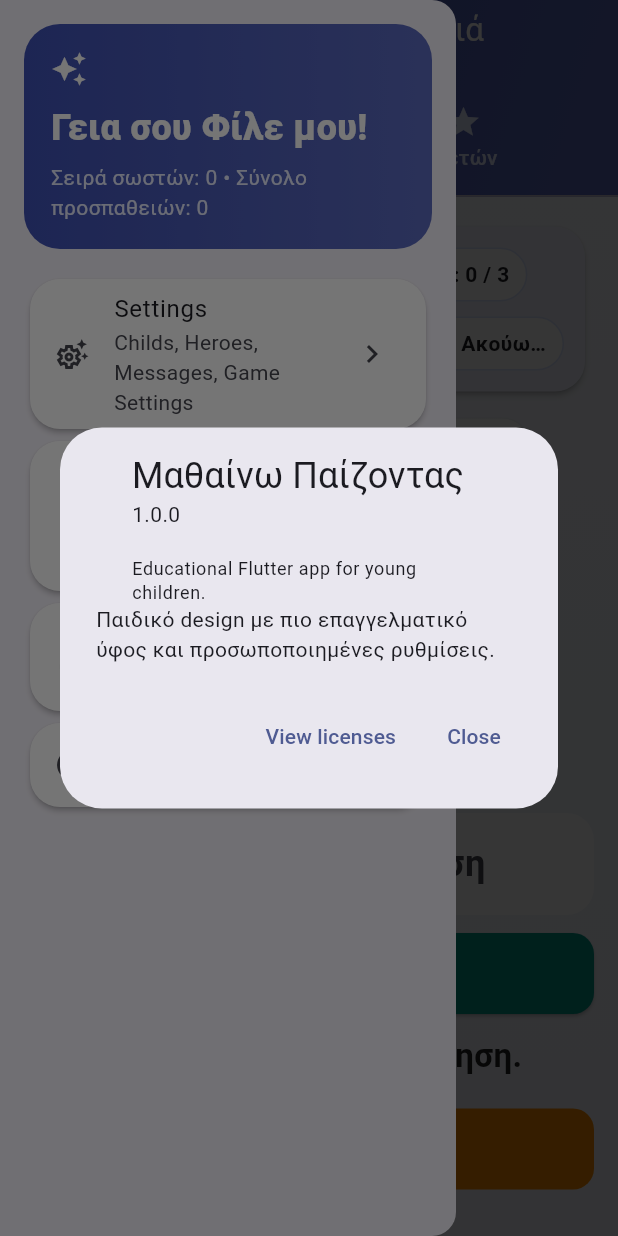
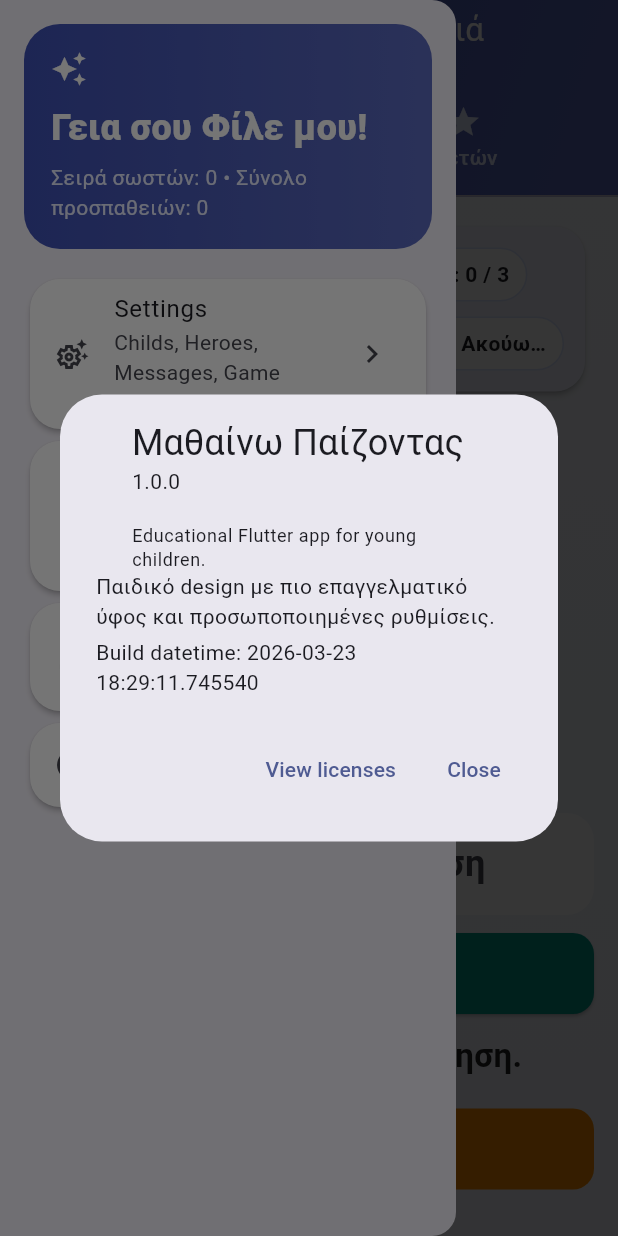
Before and after one commit to gmlogic/create-simple-flutter-app-for-education, a Flutter app: the screen it shows after launch, in the side drawer, after a tap on "About", on a phone screen of 412 x 824 dp. Run offline on Flutter 3.47's test engine with Material 3 defaults, Android fonts, the phone set to English and light mode, and no system bars; our stand-ins replace shared_preferences, speech_to_text.

Commit message:
modified:   deploy.ps1 	new file:   lib/build_info.dart 	modified:   lib/home_page.dart 	modified:   lib/widgets/hero_selector.dart 	new file:   rollback.ps1 	new file:   tool/generate_build_info.dart

```diff
--- /dev/null
+++ b/lib/build_info.dart
@@ -0,0 +1,3 @@
+class BuildInfo {
+  static const String buildDate = "2026-03-23T18:29:11.745540";
+}
--- a/lib/home_page.dart
+++ b/lib/home_page.dart
@@ -1,6 +1,7 @@
 // UPDATED
 import 'package:flutter/material.dart';
 
+import 'build_info.dart';
 import 'core/app_controller.dart';
 import 'games/arithmetic_game.dart';
 import 'games/multiplication_game.dart';
@@ -18,8 +19,10 @@
       applicationName: 'Μαθαίνω Παίζοντας',
       applicationVersion: '1.0.0',
       applicationLegalese: 'Educational Flutter app for young children.',
-      children: const [
-        Text('Παιδικό design με πιο επαγγελματικό ύφος και προσωποποιημένες ρυθμίσεις.'),
+      children: [
+        const Text('Παιδικό design με πιο επαγγελματικό ύφος και προσωποποιημένες ρυθμίσεις.'),
+        const SizedBox(height: 4),
+        Text('Build datetime: ${DateTime.parse(BuildInfo.buildDate).toLocal()}'),
       ],
     );
   }
@@ -43,7 +46,10 @@
                       padding: const EdgeInsets.all(18),
                       decoration: BoxDecoration(
                         gradient: const LinearGradient(
-                          colors: [Color(0xFF3F51B5), Color(0xFF5C6BC0)],
+                          colors: [
+                            Color(0xFF3F51B5),
+                            Color(0xFF5C6BC0)
+                          ],
                         ),
                         borderRadius: BorderRadius.circular(24),
                       ),
@@ -86,11 +92,11 @@
                         },
                       ),
                     ),
-                    Card(
+                    const Card(
                       child: ListTile(
-                        leading: const Icon(Icons.mic_none_outlined),
-                        title: const Text('Auto voice'),
-                        subtitle: const Text('Ξεκινά αυτόματα σε κάθε νέα ερώτηση χωρίς mic button.'),
+                        leading: Icon(Icons.mic_none_outlined),
+                        title: Text('Auto voice'),
+                        subtitle: Text('Ξεκινά αυτόματα σε κάθε νέα ερώτηση χωρίς mic button.'),
                       ),
                     ),
                     Card(
@@ -126,7 +132,10 @@
               flexibleSpace: Container(
                 decoration: const BoxDecoration(
                   gradient: LinearGradient(
-                    colors: [Color(0xFF3F51B5), Color(0xFF5C6BC0)],
+                    colors: [
+                      Color(0xFF3F51B5),
+                      Color(0xFF5C6BC0)
+                    ],
                     begin: Alignment.topLeft,
                     end: Alignment.bottomRight,
                   ),
@@ -146,7 +155,10 @@
             body: Container(
               decoration: const BoxDecoration(
                 gradient: LinearGradient(
-                  colors: [Color(0xFFF8FAFF), Color(0xFFF1F4FB)],
+                  colors: [
+                    Color(0xFFF8FAFF),
+                    Color(0xFFF1F4FB)
+                  ],
                   begin: Alignment.topCenter,
                   end: Alignment.bottomCenter,
                 ),
--- /dev/null
+++ b/tool/generate_build_info.dart
@@ -0,0 +1,17 @@
+import 'dart:io';
+
+void main() {
+  final now = DateTime.now().toIso8601String();
+
+  final content = '''
+class BuildInfo {
+  static const String buildDate = "$now";
+}
+''';
+
+  final file = File('lib/build_info.dart');
+  file.writeAsStringSync(content);
+
+  // ignore: avoid_print
+  print("Build info generated: $now");
+}
```
Also changed, not shown: lib/widgets/hero_selector.dart (+6 -1 lines), 2 other files.
